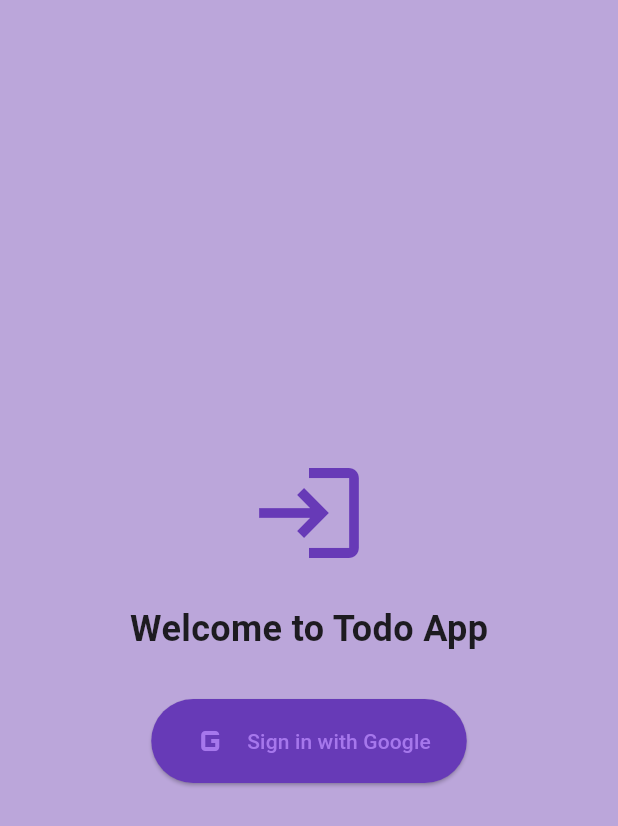
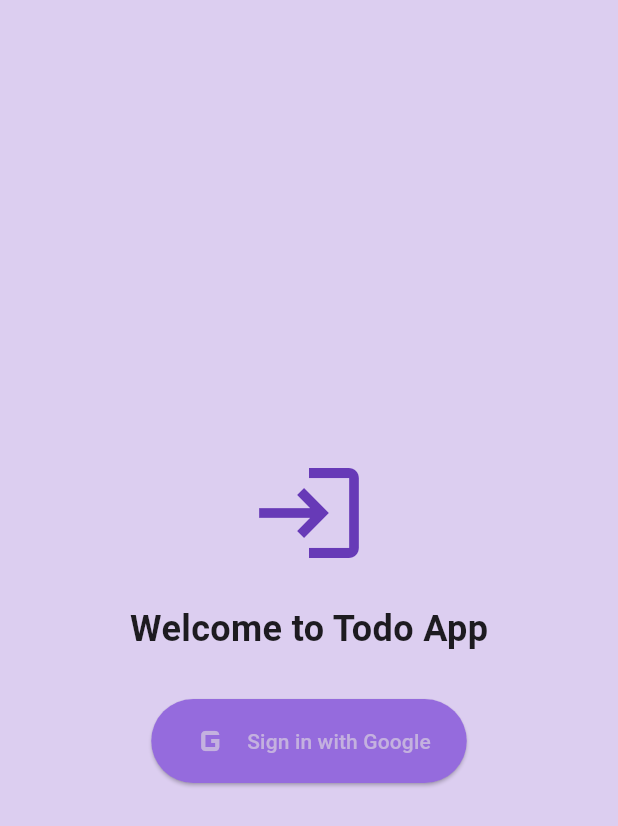
Before and after one commit to Aldrin-Titus/todo_flutter, a Flutter app: the screen it shows after launch, on a phone screen of 412 x 824 dp. Shown: the top 826 px of the screen. Run offline on Flutter 3.47's test engine with Material 3 defaults, Android fonts, the phone set to English and light mode, and no system bars; our stand-ins replace firebase_auth, firebase_core, google_sign_in; accounts and stored records are empty.

Commit message:
Update login screen UI

```diff
--- a/lib/screens/login_screen.dart
+++ b/lib/screens/login_screen.dart
@@ -9,7 +9,7 @@ class LoginScreen extends StatelessWidget {
     final AuthService _authService = AuthService();
 
     return Scaffold(
-      backgroundColor: const Color.fromARGB(255, 187, 166, 218),
+      backgroundColor: const Color.fromARGB(255, 220, 206, 240),
       body: Center(
         child: Padding(
           padding: const EdgeInsets.all(24.0),
@@ -27,8 +27,8 @@ class LoginScreen extends StatelessWidget {
                 icon: const Icon(Icons.g_mobiledata, size: 32),
                 label: const Text('Sign in with Google'),
                 style: ElevatedButton.styleFrom(
-                  backgroundColor: Colors.deepPurple,
-                  foregroundColor: const Color.fromARGB(255, 166, 119, 236),
+                  backgroundColor: const Color.fromARGB(255, 149, 107, 221),
+                  foregroundColor: const Color.fromARGB(255, 196, 177, 223),
                   padding: const EdgeInsets.symmetric(horizontal: 24, vertical: 12),
                 ),
                 onPressed: () async {
```
